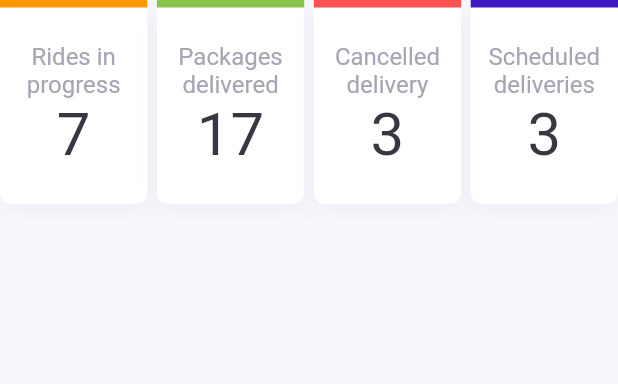
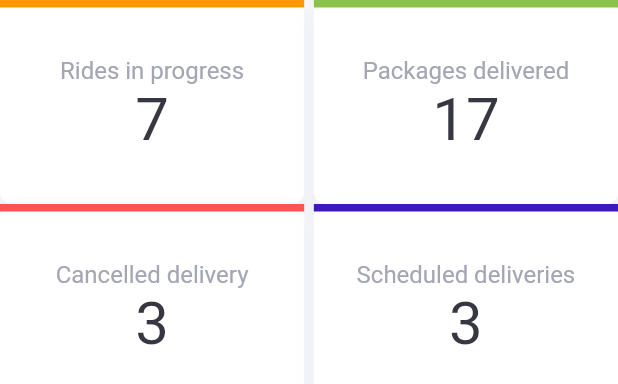
Before and after one commit to ERy03/Flutter-Web-Admin-Page, a Flutter app: the OverviewCardMediumScreenSize widget shown alone on an empty page, opened directly, on a phone screen of 412 x 824 dp. Shown: the top 384 px of the screen. Run offline on Flutter 3.47's test engine with Material 2 defaults, Android fonts, the phone set to English and light mode, and no system bars; our stand-ins replace get, google_fonts.

Commit message:
overview cards medium

```diff
--- a/lib/pages/overview/widgets/overview_cards_medium.dart
+++ b/lib/pages/overview/widgets/overview_cards_medium.dart
@@ -27,9 +27,10 @@ class OverviewCardMediumScreenSize extends StatelessWidget {
               onTap: () {},
               topColor: Colors.lightGreen,
             ),
-            SizedBox(
-              width: _width / 64,
-            ),
+          ],
+        ),
+        Row(
+          children: [
             InfoCard(
               title: "Cancelled delivery",
               value: "3",
@@ -45,7 +46,7 @@ class OverviewCardMediumScreenSize extends StatelessWidget {
               onTap: () {},
             ),
           ],
-        )
+        ),
       ],
     );
   }
```
